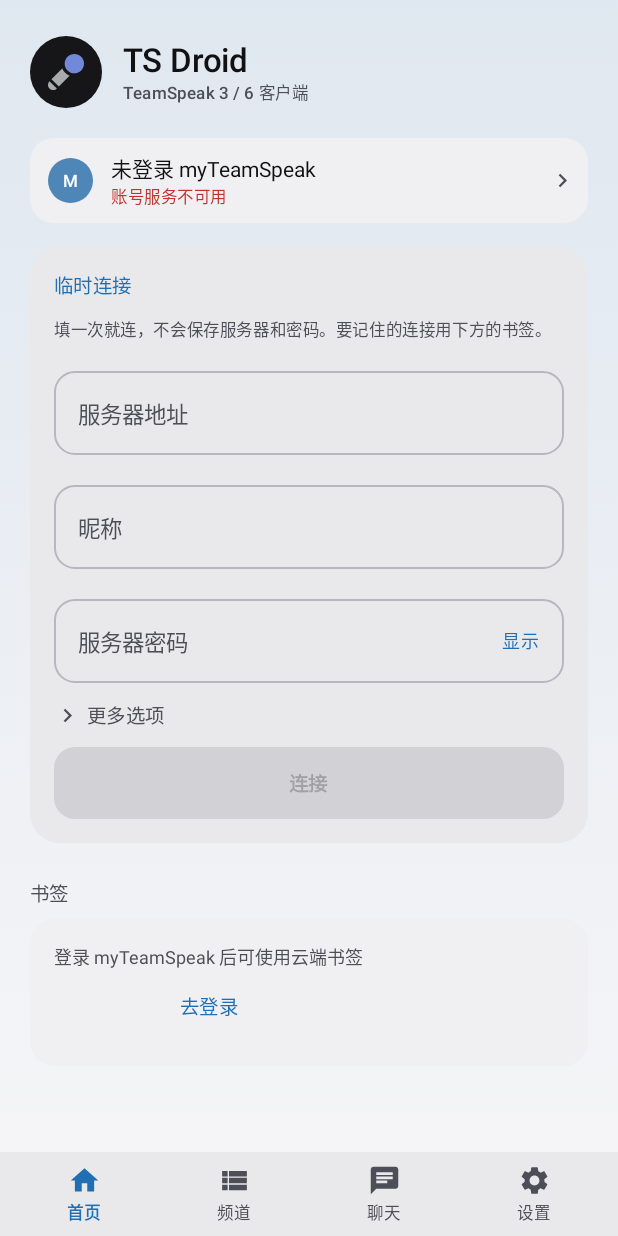
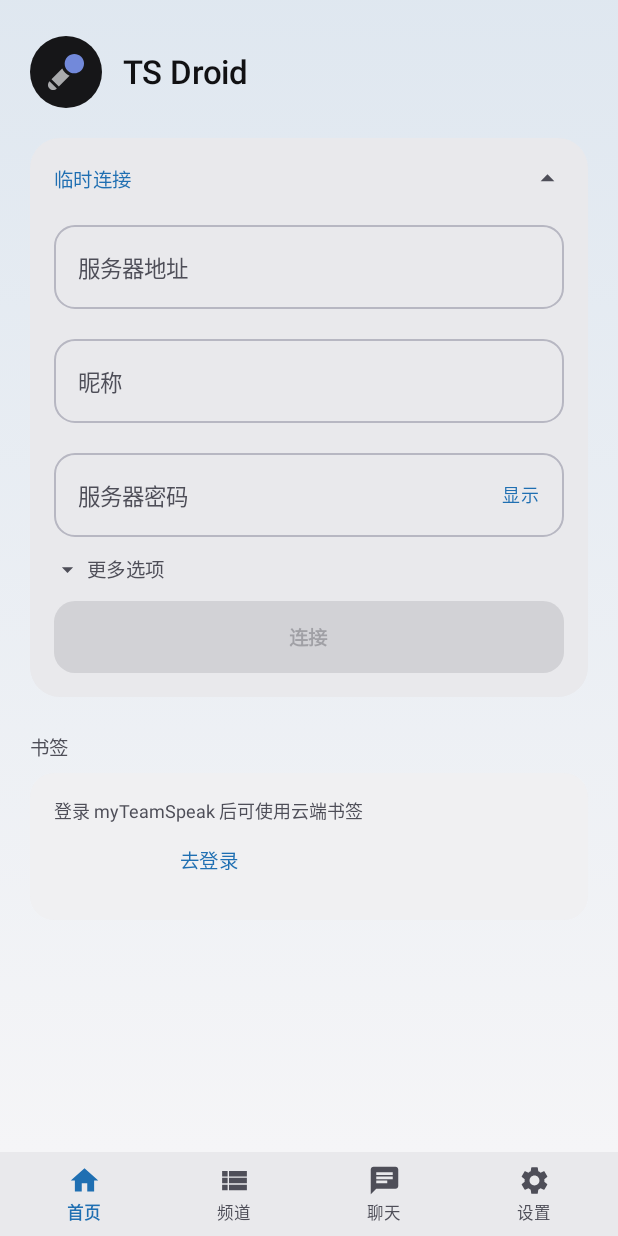
Before and after one commit to Schallophy/tsdroid, an Android app built with Jetpack Compose: the screen it shows after launch (MainActivity), on a phone screen of 412 x 824 dp. Run offline under Robolectric (Android 15) with nearby library versions, the phone set to English and light mode, and no system bars.

Commit message:
Strip the crash reporter and tighten the shell
The crash recorder is gone: no uncaught-exception handler, no breadcrumb file, no dialog on the next launch. The application class is now empty, and the ViewModel no longer marks connection phases. A stack trace on disk only helped when the app was still being brought up; the ordinary Android crash dialog is the report now.

The bottom navigation bar applies navigationBarsPadding, so its labels no longer sit under the gesture bar.

The home screen no longer shows the account card: the account is one section of Settings, and repeating it on the home screen competed with the two things the screen is actually for. The 'TeamSpeak 3 / 6 客户端' subtitle is gone for the same reason.

The temporary-connect card collapses. Its title row is a button with a shaftless arrow that flips, so the bookmark list can take the whole screen when the form is not in use. The description line is gone: the title says what it is, and the fact that it saves nothing is what the collapsed state makes obvious.

Settings drops the nickname field and the pre-typed privilege key. The privilege key is now a dialog that appears only when the server asks for one (server.askPrivilegeKey), matching the official client: the key is entered, redeemed on a reconnect, and never stored. The account section drops '账号身份「…」' and 'myTeamSpeak 身份已获取' — the identity is adopted automatically and does not need a line of prose saying so.

```diff
--- a/app/src/main/kotlin/dev/tsdroid/CrashLog.kt
+++ /dev/null
@@ -1,82 +0,0 @@
-package dev.tsdroid
-
-import android.content.Context
-import android.os.Build
-import java.io.File
-import java.io.PrintWriter
-import java.io.StringWriter
-import java.text.SimpleDateFormat
-import java.util.Date
-import java.util.Locale
-
-/**
- * The last uncaught exception, on disk.
- *
- * Voice clients crash in places that are hard to reproduce on a desk — a real
- * server, a real headset, a real network. Asking someone to attach a debugger is
- * not an option, so the app writes the stack trace itself and shows it on the
- * next launch. One file, overwritten every time: the interesting crash is always
- * the latest one.
- */
-object CrashLog {
-
-    private const val FILE_NAME = "last_crash.txt"
-    private const val PREFS = "crash_breadcrumb"
-    private const val KEY_PHASE = "phase"
-
-    private fun file(context: Context) = File(context.filesDir, FILE_NAME)
-
-    private fun prefs(context: Context) =
-        context.getSharedPreferences(PREFS, Context.MODE_PRIVATE)
-
-    /**
-     * Records what the app was doing, so a native SIGSEGV or a process the system
-     * killed still leaves a trace.
-     *
-     * A Java stack trace is only written for exceptions that unwind through
-     * Java. A Rust abort, an OOM kill or a swipe-away never reaches that handler
-     * — and "it closed while connecting" is exactly the report those produce.
-     */
-    fun markPhase(context: Context, phase: String) {
-        runCatching {
-            prefs(context).edit().putString(KEY_PHASE, phase).apply()
-        }
-    }
-
-    fun clearPhase(context: Context) {
-        runCatching { prefs(context).edit().remove(KEY_PHASE).apply() }
-    }
-
-    /** The phase of a run that never finished, or null when the last run was clean. */
-    fun readPendingPhase(context: Context): String? =
-        runCatching { prefs(context).getString(KEY_PHASE, null) }.getOrNull()
-
-    fun record(context: Context, error: Throwable) {
-        val trace = StringWriter().also { writer ->
-            PrintWriter(writer).use { error.printStackTrace(it) }
-        }.toString()
-
-        val stamp = SimpleDateFormat("yyyy-MM-dd HH:mm:ss", Locale.US).format(Date())
-        val header = buildString {
-            appendLine("time   $stamp")
-            appendLine("device ${Build.MANUFACTURER} ${Build.MODEL}")
-            appendLine("android ${Build.VERSION.RELEASE} (API ${Build.VERSION.SDK_INT})")
-            appendLine("abis   ${Build.SUPPORTED_ABIS.joinToString()}")
-            appendLine("thread ${Thread.currentThread().name}")
-            appendLine()
-        }
-
-        // Failing to write a crash log must never make things worse: this runs on
-        // the way down, inside the handler that is already reporting a crash.
-        runCatching { file(context).writeText(header + trace) }
-    }
-
-    fun read(context: Context): String? =
-        runCatching { file(context).takeIf { it.exists() }?.readText() }
-            .getOrNull()
-            ?.takeIf { it.isNotBlank() }
-
-    fun clear(context: Context) {
-        runCatching { file(context).delete() }
-    }
-}
--- a/app/src/main/kotlin/dev/tsdroid/MainActivity.kt
+++ b/app/src/main/kotlin/dev/tsdroid/MainActivity.kt
@@ -2,14 +2,11 @@ package dev.tsdroid
 
 import android.Manifest
 import android.app.Activity
-import android.content.ClipData
-import android.content.ClipboardManager
 import android.content.Context
 import android.content.ContextWrapper
 import android.content.pm.PackageManager
 import android.os.Bundle
 import androidx.activity.ComponentActivity
-import androidx.activity.compose.BackHandler
 import androidx.activity.compose.rememberLauncherForActivityResult
 import androidx.activity.compose.setContent
 import androidx.activity.enableEdgeToEdge
@@ -18,12 +15,13 @@ import androidx.compose.foundation.isSystemInDarkTheme
 import androidx.compose.foundation.layout.Box
 import androidx.compose.foundation.layout.Column
 import androidx.compose.foundation.layout.fillMaxSize
+import androidx.compose.foundation.layout.fillMaxWidth
 import androidx.compose.foundation.layout.padding
 import androidx.compose.foundation.rememberScrollState
-import androidx.compose.foundation.text.selection.SelectionContainer
 import androidx.compose.foundation.verticalScroll
 import androidx.compose.material3.AlertDialog
 import androidx.compose.material3.MaterialTheme
+import androidx.compose.material3.OutlinedTextField
 import androidx.compose.material3.Scaffold
 import androidx.compose.material3.SnackbarHost
 import androidx.compose.material3.SnackbarHostState
@@ -40,9 +38,7 @@ import androidx.compose.runtime.setValue
 import androidx.compose.ui.Modifier
 import androidx.compose.ui.platform.LocalContext
 import androidx.compose.ui.platform.LocalView
-import androidx.compose.ui.text.font.FontFamily
 import androidx.compose.ui.unit.dp
-import androidx.compose.ui.unit.sp
 import androidx.core.content.ContextCompat
 import androidx.core.view.WindowCompat
 import androidx.lifecycle.compose.collectAsStateWithLifecycle
@@ -102,25 +98,13 @@ private fun App() {
         }
     }
 
-    var crashLog by rememberSaveable { mutableStateOf<String?>(null) }
+    var tokenPromptAddress by remember { mutableStateOf<String?>(null) }
+    var tokenText by remember { mutableStateOf("") }
 
-    // Read once, before anything else can fail again: the trace of the previous
-    // run is the only evidence a field crash leaves behind.
-    LaunchedEffect(Unit) {
-        crashLog = CrashLog.read(context)
-    }
-
-    crashLog?.let { trace ->
-        CrashReportDialog(
-            trace = trace,
-            onCopy = {
-                val clipboard = context.getSystemService(ClipboardManager::class.java)
-                clipboard?.setPrimaryClip(ClipData.newPlainText("crash", trace))
-                CrashLog.clear(context)
-                crashLog = null
-            },
-            onDismiss = { crashLog = null },
-        )
+    // A skipped prompt is remembered for that connection only: leaving the
+    // server forgets it, so the next attempt asks again.
+    LaunchedEffect(ui.status) {
+        if (ui.status == SessionStatus.Idle) tokenPromptAddress = null
     }
 
     fun hasMicPermission(): Boolean = ContextCompat.checkSelfPermission(
@@ -180,7 +164,6 @@ private fun App() {
                 dev.tsdroid.NavTab.Home -> {
                     HomeScreen(
                         account = account,
-                        accountError = accountError,
                         onConnect = { config ->
                             if (hasMicPermission()) {
                                 // The account knows which identity this server was
@@ -211,9 +194,8 @@ private fun App() {
                                     identityIni = session.serverStore().readIdentity(),
                                     announceMyts = bookmark.sendMytsid,
                                     version = session.settings().versionProfile,
-                                    token = session.settings().privilegeKey,
                                 )
-                                if (hasMicPermission()) {
+                if (hasMicPermission()) {
                                     if (missing) {
                                         session.setToast("该书签的密码未能读取，请手动填写")
                                     }
@@ -233,6 +215,7 @@ private fun App() {
 
                 dev.tsdroid.NavTab.Settings -> SettingsScreen(
                     vm = session,
+                    accountError = accountError,
                     onBack = { session.selectNavTab(dev.tsdroid.NavTab.Home) },
                 )
 
@@ -265,6 +248,52 @@ private fun App() {
                 )
             }
         }
+    }
+
+    // The privilege-key dialog: it appears only when the server itself asks for
+    // a token (`virtualserver_ask_for_privilegekey`), exactly like the official
+    // client. Asking once per connection; a skip stays skipped until the next
+    // server or a fresh connect.
+    if (
+        ui.status != SessionStatus.Idle &&
+        ui.state.server.askPrivilegeKey &&
+        ui.config?.address != tokenPromptAddress
+    ) {
+        AlertDialog(
+            onDismissRequest = { tokenPromptAddress = ui.config?.address },
+            title = { Text("服务器要求权限密钥") },
+            text = {
+                Column {
+                    Text(
+                        text = "这台服务器要求输入权限密钥（启动日志里的 token=…）才会授予分组。",
+                        style = MaterialTheme.typography.bodySmall,
+                        color = MaterialTheme.colorScheme.onSurfaceVariant,
+                    )
+                    androidx.compose.material3.OutlinedTextField(
+                        value = tokenText,
+                        onValueChange = { tokenText = it },
+                        label = { Text("权限密钥") },
+                        singleLine = true,
+                        modifier = Modifier.padding(top = 12.dp).fillMaxWidth(),
+                    )
+                }
+            },
+            confirmButton = {
+                TextButton(
+                    onClick = {
+                        tokenPromptAddress = ui.config?.address
+                        session.reconnectWithToken(tokenText.trim())
+                        tokenText = ""
+                    },
+                    enabled = tokenText.isNotBlank(),
+                ) { Text("兑换并重连") }
+            },
+            dismissButton = {
+                TextButton(onClick = { tokenPromptAddress = ui.config?.address }) {
+                    Text("跳过")
+                }
+            },
+        )
     }
 }
 
@@ -300,35 +329,6 @@ private fun ConnectFirstPrompt(onConnect: () -> Unit) {
     }
 }
 
-/**
- * Shows the previous run's stack trace.
- *
- * Selectable rather than a plain `Text` so it can be copied by hand, and with a
- * one-tap copy button because the usual next step is pasting it into a chat.
- */
-@Composable
-private fun CrashReportDialog(trace: String, onCopy: () -> Unit, onDismiss: () -> Unit) {
-    AlertDialog(
-        onDismissRequest = onDismiss,
-        title = { Text("上次运行崩溃了") },
-        text = {
-            SelectionContainer {
-                Text(
-                    text = trace,
-                    style = MaterialTheme.typography.bodySmall,
-                    fontFamily = FontFamily.Monospace,
-                    fontSize = 11.sp,
-                    modifier = Modifier
-                        .padding(0.dp)
-                        .verticalScroll(rememberScrollState()),
-                )
-            }
-        },
-        confirmButton = { TextButton(onClick = onCopy) { Text("复制并清除") } },
-        dismissButton = { TextButton(onClick = onDismiss) { Text("关闭") } },
-    )
-}
-
 /** Walks the context chain: `setContent` hands out a themed wrapper, not the Activity. */
 private tailrec fun Context.findActivity(): Activity? = when (this) {
     is Activity -> this
--- a/app/src/main/kotlin/dev/tsdroid/TsDroidApp.kt
+++ b/app/src/main/kotlin/dev/tsdroid/TsDroidApp.kt
@@ -3,38 +3,9 @@ package dev.tsdroid
 import android.app.Application
 
 /**
- * Installs a crash recorder before any UI exists.
+ * The application entry point.
  *
- * The default handler is kept in the chain: the system still kills the process
- * and still shows "app keeps stopping", so the user experience is unchanged —
- * the only difference is that the trace is now on disk and readable from the
- * app's own settings screen.
+ * Nothing to install here: the native bridge, the audio route and the account
+ * client are created by the ViewModel, and the UI is composed by the activity.
  */
-class TsDroidApp : Application() {
-
-    override fun onCreate() {
-        super.onCreate()
-
-        // A breadcrumb with no stack trace means the process died somewhere Java
-        // could not see it: a Rust abort, an OOM kill, or a force stop. Turn it
-        // into a readable entry so the crash dialog has something to say.
-        val unfinished = CrashLog.readPendingPhase(this)
-        if (unfinished != null && CrashLog.read(this) == null) {
-            CrashLog.record(
-                this,
-                IllegalStateException(
-                    "上次运行没有正常结束，且没有 Java 异常堆栈。\n" +
-                        "可能是原生层崩溃、被系统回收、或者被手动强制停止。\n" +
-                        "最后已知阶段：$unfinished",
-                ),
-            )
-        }
-        CrashLog.clearPhase(this)
-
-        val previous = Thread.getDefaultUncaughtExceptionHandler()
-        Thread.setDefaultUncaughtExceptionHandler { thread, error ->
-            CrashLog.record(this, error)
-            previous?.uncaughtException(thread, error)
-        }
-    }
-}
+class TsDroidApp : Application()
--- a/app/src/main/kotlin/dev/tsdroid/model/ServerState.kt
+++ b/app/src/main/kotlin/dev/tsdroid/model/ServerState.kt
@@ -179,6 +179,8 @@ data class Server(
     val clientsOnline: Int = 0,
     val maxClients: Int = 0,
     val welcomeMessage: String = "",
+    /** The server asks for a privilege key; the token dialog belongs on this flag. */
+    val askPrivilegeKey: Boolean = false,
 )
 
 /** One server group, by id and name. */
--- a/app/src/main/kotlin/dev/tsdroid/ui/HomeScreen.kt
+++ b/app/src/main/kotlin/dev/tsdroid/ui/HomeScreen.kt
@@ -22,8 +22,7 @@ import androidx.compose.foundation.shape.RoundedCornerShape
 import androidx.compose.foundation.text.KeyboardOptions
 import androidx.compose.foundation.verticalScroll
 import androidx.compose.material.icons.Icons
-import androidx.compose.material.icons.automirrored.filled.KeyboardArrowRight
-import androidx.compose.material.icons.filled.KeyboardArrowDown
+import androidx.compose.material.icons.filled.ArrowDropDown
 import androidx.compose.material.icons.filled.Lock
 import androidx.compose.material3.Button
 import androidx.compose.material3.ButtonDefaults
@@ -41,6 +40,7 @@ import androidx.compose.runtime.setValue
 import androidx.compose.ui.Alignment
 import androidx.compose.ui.Modifier
 import androidx.compose.ui.draw.clip
+import androidx.compose.ui.draw.rotate
 import androidx.compose.ui.graphics.Brush
 import androidx.compose.ui.platform.LocalContext
 import androidx.compose.ui.res.painterResource
@@ -76,7 +76,6 @@ import dev.tsdroid.ui.components.MemberAvatar
 @Composable
 fun HomeScreen(
     account: AccountState,
-    accountError: String?,
     onConnect: (ServerConfig) -> Unit,
     onConnectBookmark: (AccountRow) -> Unit,
     onOpenSettings: () -> Unit,
@@ -92,6 +91,7 @@ fun HomeScreen(
     var channel by rememberSaveable { mutableStateOf("") }
     var channelPassword by rememberSaveable { mutableStateOf("") }
     var advanced by rememberSaveable { mutableStateOf(false) }
+    var tempExpanded by rememberSaveable { mutableStateOf(true) }
     var announceMyts by rememberSaveable { mutableStateOf(true) }
     var versionProfile by rememberSaveable { mutableStateOf(settings.versionProfile) }
 
@@ -112,7 +112,6 @@ fun HomeScreen(
                 identityIni = store.readIdentity(),
                 announceMyts = announceMyts,
                 version = versionProfile,
-                token = settings.privilegeKey,
             ),
         )
     }
@@ -150,44 +149,48 @@ fun HomeScreen(
             }
             Column(modifier = Modifier.padding(start = 14.dp)) {
                 Text(text = "TS Droid", style = MaterialTheme.typography.headlineSmall)
-                Text(
-                    text = "TeamSpeak 3 / 6 客户端",
-                    style = MaterialTheme.typography.labelSmall,
-                    color = MaterialTheme.colorScheme.onSurfaceVariant,
-                )
             }
         }
 
         Spacer(Modifier.height(20.dp))
 
-        AccountStatusEntry(
-            account = account,
-            accountError = accountError,
-            onOpenSettings = onOpenSettings,
-        )
-
-        Spacer(Modifier.height(16.dp))
-
-        // Temporary connect card — the always-visible entry point.
+        // Temporary connect card — the always-visible entry point, collapsible
+        // so the bookmark list can reclaim the screen when it is not in use.
         Column(
-            verticalArrangement = Arrangement.spacedBy(12.dp),
             modifier = Modifier
                 .fillMaxWidth()
                 .clip(RoundedCornerShape(20.dp))
                 .background(MaterialTheme.colorScheme.surfaceContainer)
                 .padding(16.dp),
         ) {
+            Row(
+                verticalAlignment = Alignment.CenterVertically,
+                modifier = Modifier
+                    .fillMaxWidth()
+                    .clickable { tempExpanded = !tempExpanded },
+            ) {
                 Text(
                     text = "临时连接",
                     style = MaterialTheme.typography.labelLarge,
                     color = MaterialTheme.colorScheme.primary,
+                    modifier = Modifier.weight(1f),
                 )
-            Text(
-                text = "填一次就连，不会保存服务器和密码。要记住的连接用下方的书签。",
-                style = MaterialTheme.typography.labelSmall,
-                color = MaterialTheme.colorScheme.onSurfaceVariant,
+                Icon(
+                    // Arrow without a shaft: the point is the only direction cue.
+                    imageVector = Icons.Filled.ArrowDropDown,
+                    contentDescription = if (tempExpanded) "收起" else "展开",
+                    tint = MaterialTheme.colorScheme.onSurfaceVariant,
+                    modifier = Modifier
+                        .size(22.dp)
+                        .rotate(if (tempExpanded) 180f else 0f),
                 )
+            }
 
+            if (tempExpanded) {
+                Column(
+                    verticalArrangement = Arrangement.spacedBy(12.dp),
+                    modifier = Modifier.fillMaxWidth().padding(top = 12.dp),
+                ) {
             OutlinedTextField(
                 value = address,
                 onValueChange = { address = it },
@@ -245,14 +248,12 @@ fun HomeScreen(
                 modifier = Modifier.clickable { advanced = !advanced },
             ) {
                 Icon(
-                    imageVector = if (advanced) {
-                        Icons.Default.KeyboardArrowDown
-                    } else {
-                        Icons.AutoMirrored.Filled.KeyboardArrowRight
-                    },
+                    imageVector = Icons.Filled.ArrowDropDown,
                     contentDescription = null,
                     tint = MaterialTheme.colorScheme.onSurfaceVariant,
-                    modifier = Modifier.size(18.dp),
+                    modifier = Modifier
+                        .size(18.dp)
+                        .rotate(if (advanced) 180f else 0f),
                 )
                 Text(
                     text = "更多选项",
@@ -305,6 +306,8 @@ fun HomeScreen(
                 modifier = Modifier.fillMaxWidth().height(48.dp),
             ) {
                 Text("连接", fontWeight = FontWeight.SemiBold)
+            }
+                }
             }
         }
 
@@ -368,73 +371,6 @@ fun HomeScreen(
         }
 
         Spacer(Modifier.height(32.dp))
-    }
-}
-
-/**
- * The account status, shown as a compact entry.
- *
- * Tapping it opens Settings, where the account and its management live. This
- * is not a separate screen: the account is one section of Settings, and the
- * entry here is the shortcut to it.
- */
-@Composable
-private fun AccountStatusEntry(
-    account: AccountState,
-    accountError: String?,
-    onOpenSettings: () -> Unit,
-) {
-    val loggedIn = account.loggedIn
-    val title = when {
-        loggedIn -> account.username.ifEmpty { account.email }
-        account.busy -> "myTeamSpeak"
-        else -> "未登录 myTeamSpeak"
-    }
-    val subtitle = when {
-        accountError != null -> "账号服务不可用"
-        loggedIn && account.hasMytsId -> "已登录 · 身份已获取"
-        loggedIn -> "已登录 · 该账号无可用身份"
-        account.busy -> account.progress.ifEmpty { "正在登录…" }
-        account.lastError.isNotEmpty() -> "上次登录失败"
-        else -> "登录后可同步云端书签"
-    }
-    val subtitleIsError = accountError != null || (!loggedIn && account.lastError.isNotEmpty())
-
-    Row(
-        verticalAlignment = Alignment.CenterVertically,
-        modifier = Modifier
-            .fillMaxWidth()
-            .clip(RoundedCornerShape(16.dp))
-            .background(MaterialTheme.colorScheme.surfaceContainerLow)
-            .clickable(onClick = onOpenSettings)
-            .padding(start = 12.dp, end = 8.dp, top = 10.dp, bottom = 10.dp),
-    ) {
-        MemberAvatar(name = if (loggedIn) title.ifEmpty { "M" } else "M", size = 30.dp)
-        Column(modifier = Modifier.weight(1f).padding(start = 12.dp)) {
-            Text(
-                text = title,
-                style = MaterialTheme.typography.bodyMedium,
-                maxLines = 1,
-                overflow = TextOverflow.Ellipsis,
-            )
-            Text(
-                text = subtitle,
-                style = MaterialTheme.typography.labelSmall,
-                color = if (subtitleIsError) {
-                    MaterialTheme.colorScheme.error
-                } else {
-                    MaterialTheme.colorScheme.onSurfaceVariant
-                },
-                maxLines = 1,
-                overflow = TextOverflow.Ellipsis,
-            )
-        }
-        Icon(
-            Icons.AutoMirrored.Filled.KeyboardArrowRight,
-            contentDescription = null,
-            tint = MaterialTheme.colorScheme.onSurfaceVariant,
-            modifier = Modifier.size(18.dp),
-        )
     }
 }
 
--- a/app/src/main/kotlin/dev/tsdroid/ui/components/BottomNav.kt
+++ b/app/src/main/kotlin/dev/tsdroid/ui/components/BottomNav.kt
@@ -7,6 +7,7 @@ import androidx.compose.foundation.layout.Box
 import androidx.compose.foundation.layout.Column
 import androidx.compose.foundation.layout.Row
 import androidx.compose.foundation.layout.fillMaxWidth
+import androidx.compose.foundation.layout.navigationBarsPadding
 import androidx.compose.foundation.layout.padding
 import androidx.compose.foundation.layout.size
 import androidx.compose.foundation.shape.CircleShape
@@ -64,6 +65,9 @@ fun BottomNav(
         modifier = Modifier
             .fillMaxWidth()
             .background(MaterialTheme.colorScheme.surfaceContainer)
+            // The gesture bar is drawn over the app; the bar must not sit under
+            // it, or the labels are half-covered and unreachable.
+            .navigationBarsPadding()
             .padding(horizontal = 6.dp, vertical = 4.dp),
     ) {
         for (tab in tabs) {
```
Also changed, not shown: app/src/main/kotlin/dev/tsdroid/SessionViewModel.kt (+13 -11 lines), app/src/main/kotlin/dev/tsdroid/ui/SettingsScreen.kt (+17 -79 lines), 1 other file. Lines whose indentation alone changed are shown as unchanged.
